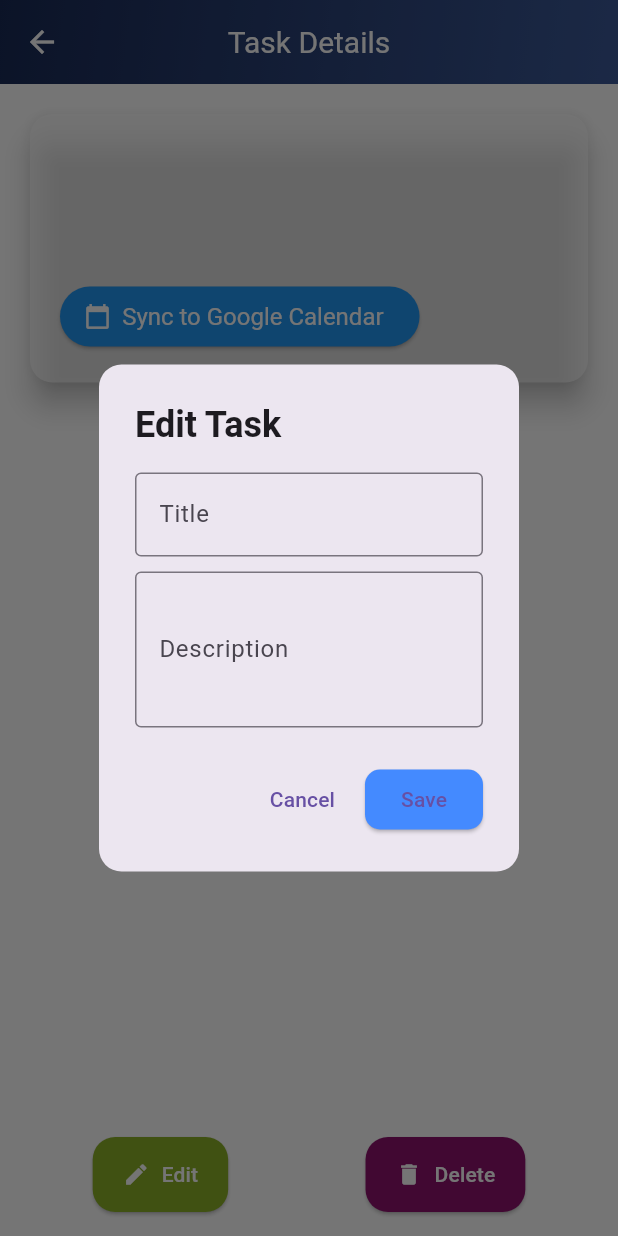
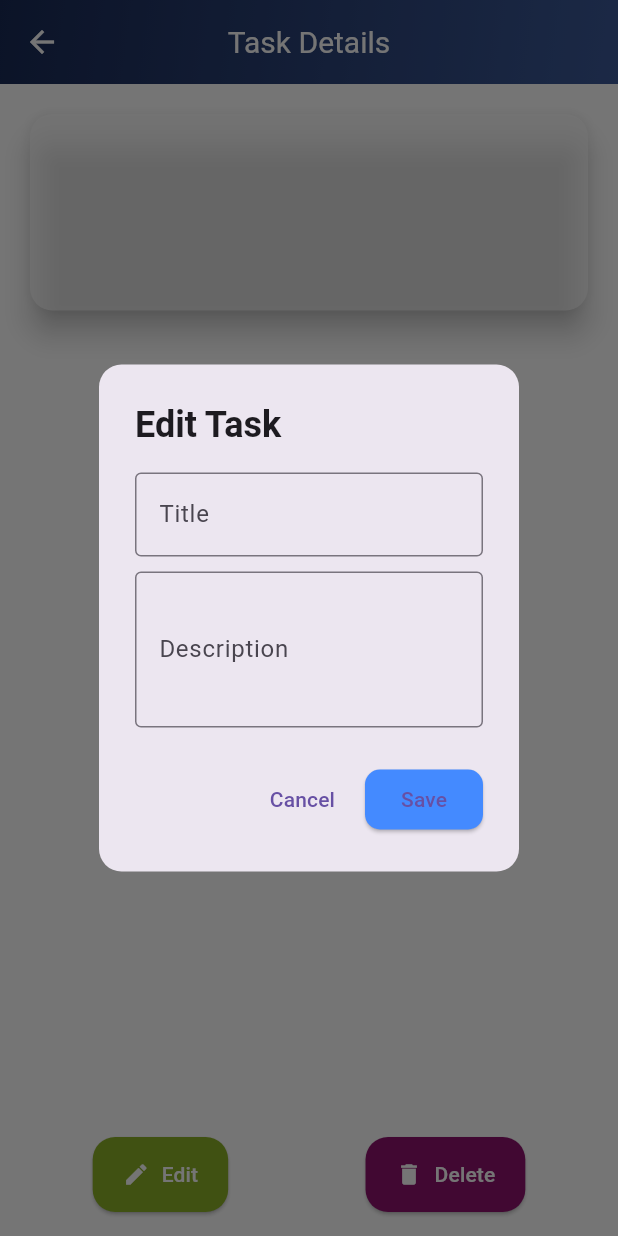
Before and after one commit to Shakshi110/todoes, a Flutter app: the TaskDetailScreen screen opened directly with empty values, after a tap on "Edit", on a phone screen of 412 x 824 dp. Run offline on Flutter 3.47's test engine with Material 3 defaults, Android fonts, the phone set to English and light mode, and no system bars; our stand-ins replace cloud_firestore, firebase_auth, firebase_core, google_sign_in, shared_preferences; accounts and stored records are empty.

Commit message:
Updated project

```diff
--- a/lib/screens/taskDetails_screen.dart
+++ b/lib/screens/taskDetails_screen.dart
@@ -1,7 +1,5 @@
 import 'package:flutter/material.dart';
 import 'package:cloud_firestore/cloud_firestore.dart';
-import 'package:googleapis/calendar/v3.dart' as google_calendar;
-import 'package:todoes/services/google_calendar_service.dart';
 
 class TaskDetailScreen extends StatelessWidget {
   final String taskId;
@@ -96,36 +94,6 @@ class TaskDetailScreen extends StatelessWidget {
       },
     );
   }
-
-  Future<void> syncTaskToGoogleCalendar(
-      BuildContext context, String title, String description) async {
-    final googleCalendarService = GoogleCalendarService();
-    var calendarApi = await googleCalendarService.authenticate();
-
-    if (calendarApi != null) {
-      var event = google_calendar.Event()
-        ..summary = title
-        ..description = description
-        ..start = google_calendar.EventDateTime(
-            dateTime: DateTime.now(), timeZone: "GMT")
-        ..end = google_calendar.EventDateTime(
-            dateTime: DateTime.now().add(const Duration(hours: 1)),
-            timeZone: "GMT");
-
-      try {
-        await calendarApi.events.insert(event, "primary");
-        // print("Task added to Google Calendar successfully!");
-        ScaffoldMessenger.of(context).showSnackBar(
-          const SnackBar(content: Text("Task synced to Google Calendar")),
-        );
-      } catch (e) {
-        ScaffoldMessenger.of(context).showSnackBar(
-          SnackBar(content: Text("Error syncing to Google Calendar: $e")),
-        );
-      }
-    }
-  }
-
   @override
   Widget build(BuildContext context) {
     return Scaffold(
@@ -177,7 +145,7 @@ class TaskDetailScreen extends StatelessWidget {
                         Text(
                           task['title'],
                           style:
-                          Theme.of(context).textTheme.headline5!.copyWith(
+                          Theme.of(context).textTheme.headlineSmall!.copyWith(
                             fontWeight: FontWeight.bold,
                             color: Colors.blueAccent,
                           ),
@@ -186,28 +154,12 @@ class TaskDetailScreen extends StatelessWidget {
                         Text(
                           task['description'],
                           style:
-                          Theme.of(context).textTheme.bodyText1!.copyWith(
+                          Theme.of(context).textTheme.bodyLarge?.copyWith(
                             fontSize: 16,
                             color: Colors.grey[800],
                           ),
                         ),
                         const SizedBox(height: 20),
-                        ElevatedButton.icon(
-                          onPressed: () => syncTaskToGoogleCalendar(
-                              context, task['title'], task['description']),
-                          icon: const Icon(
-                            Icons.calendar_today,
-                            color: Colors.white,
-                          ),
-                          label: const Text(
-                            "Sync to Google Calendar",
-                            style: TextStyle(color: Colors.white),
-                          ),
-                          style: ElevatedButton.styleFrom(
-                            backgroundColor: Colors.blue,
-                            textStyle: const TextStyle(fontSize: 16),
-                          ),
-                        ),
                       ],
                     ),
                   ),
```
Also changed, not shown: lib/services/google_calendar_service.dart (deleted, +0 -34 lines), pubspec.lock.
